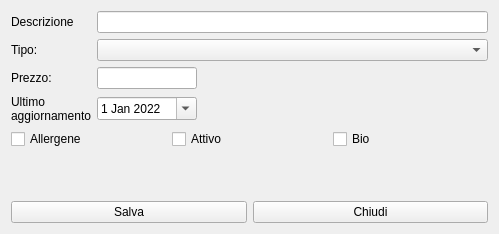
The window that hmodproduct.ui (fblabs/hamlet-mod-sancon) describes before a commit, drawn with Qt 5.
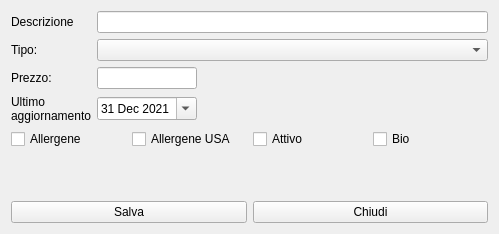
The same window after the commit. Icons and pictures are not drawn.

The edit to the form file:
```diff
--- a/hmodproduct.ui
+++ b/hmodproduct.ui
@@ -104,12 +104,12 @@
        </property>
        <property name="dateTime">
         <datetime>
-         <hour>0</hour>
+         <hour>23</hour>
          <minute>0</minute>
          <second>0</second>
-         <year>2022</year>
-         <month>1</month>
-         <day>1</day>
+         <year>2021</year>
+         <month>12</month>
+         <day>31</day>
         </datetime>
        </property>
        <property name="calendarPopup">
@@ -123,22 +123,29 @@
     </layout>
    </item>
    <item>
-    <layout class="QHBoxLayout" name="horizontalLayout">
-     <item>
+    <layout class="QGridLayout" name="gridLayout_2">
+     <item row="0" column="0">
       <widget class="QCheckBox" name="cbAllergene">
        <property name="text">
         <string>Allergene</string>
        </property>
       </widget>
      </item>
-     <item>
+     <item row="0" column="1">
+      <widget class="QCheckBox" name="cbAllergeneUSA">
+       <property name="text">
+        <string>Allergene USA</string>
+       </property>
+      </widget>
+     </item>
+     <item row="0" column="2">
       <widget class="QCheckBox" name="cbActive">
        <property name="text">
         <string>Attivo</string>
        </property>
       </widget>
      </item>
-     <item>
+     <item row="0" column="3">
       <widget class="QCheckBox" name="cbBio">
        <property name="text">
         <string>Bio</string>
```
